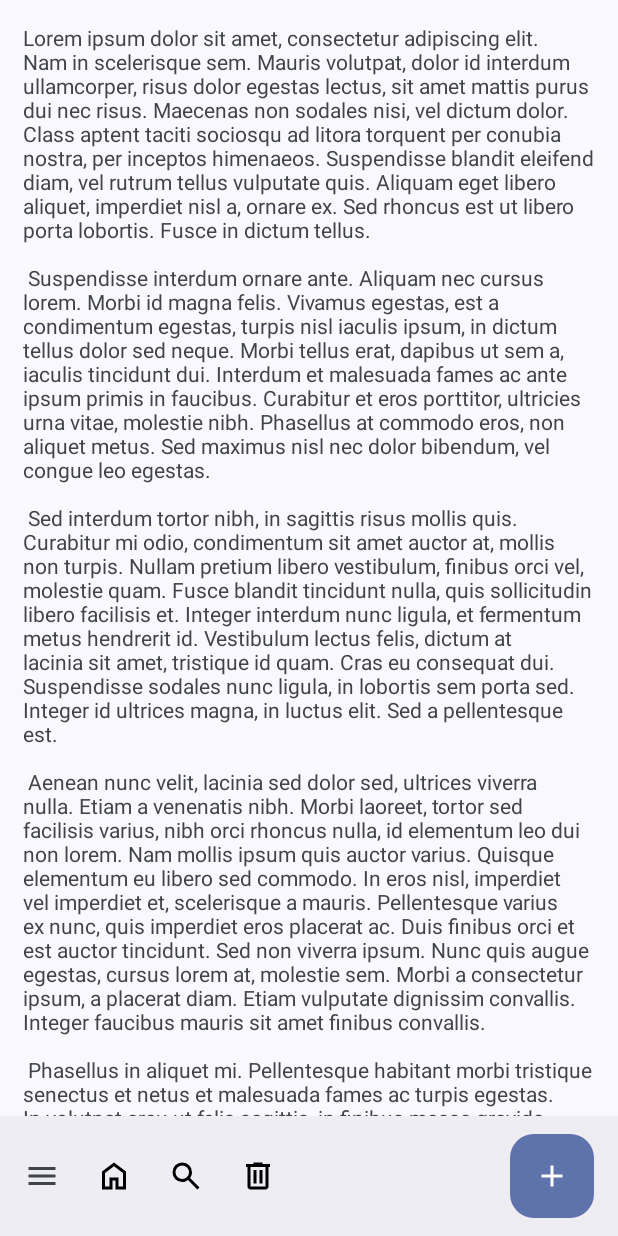
After one commit to Android-Developer-Basic/MDC, an Android app: the BottomAppBarActivity screen opened directly, with no data from a screen before it, on a phone screen of 412 x 824 dp. The commit adds this screen. Run offline under Robolectric (Android 15) with nearby library versions, the phone set to English and light mode, and no system bars.

Commit message:
5. Bottom app bar

```diff
--- a/app/src/main/AndroidManifest.xml
+++ b/app/src/main/AndroidManifest.xml
@@ -20,6 +20,9 @@
                 <category android:name="android.intent.category.LAUNCHER" />
             </intent-filter>
         </activity>
+
+        <activity
+            android:name=".BottomAppBarActivity"
+            android:exported="false" />
     </application>
-
 </manifest>
--- /dev/null
+++ b/app/src/main/java/com/materialdesignguidelines/otus/BottomAppBarActivity.kt
@@ -0,0 +1,54 @@
+package com.materialdesignguidelines.otus
+
+import android.os.Bundle
+import android.widget.Toast
+import androidx.appcompat.app.AppCompatActivity
+import com.google.android.material.bottomappbar.BottomAppBar
+import com.google.android.material.floatingactionbutton.FloatingActionButton
+
+class BottomAppBarActivity : AppCompatActivity() {
+
+    override fun onCreate(savedInstanceState: Bundle?) {
+        super.onCreate(savedInstanceState)
+        setContentView(R.layout.activity_bottom_app_bar)
+
+        setListeners()
+    }
+
+    private fun setListeners() {
+        val bottomAppBar = findViewById<BottomAppBar>(R.id.bottom_app_bar)
+        bottomAppBar.setNavigationOnClickListener {
+            showToast("Drawer")
+        }
+
+        bottomAppBar.setOnMenuItemClickListener { menuItem ->
+            when (menuItem.itemId) {
+                R.id.to_home -> {
+                    showToast("Home")
+                    true
+                }
+
+                R.id.search -> {
+                    showToast("Search")
+                    true
+                }
+
+                R.id.delete -> {
+                    showToast("Delete")
+                    true
+                }
+
+                else -> {
+                    showToast("Else")
+                    true
+                }
+            }
+        }
+
+        findViewById<FloatingActionButton>(R.id.fab).setOnClickListener { showToast("FAB") }
+    }
+
+    private fun showToast(text: String) {
+        Toast.makeText(this, text, Toast.LENGTH_SHORT).show()
+    }
+}
--- a/app/src/main/java/com/materialdesignguidelines/otus/MainActivity.kt
+++ b/app/src/main/java/com/materialdesignguidelines/otus/MainActivity.kt
@@ -1,9 +1,11 @@
 package com.materialdesignguidelines.otus
 
+import android.content.Intent
 import android.os.Bundle
 import android.os.CountDownTimer
 import android.view.View
 import android.view.ViewTreeObserver
+import android.widget.Button
 import androidx.activity.enableEdgeToEdge
 import androidx.appcompat.app.AppCompatActivity
 import androidx.core.view.ViewCompat
@@ -22,6 +24,13 @@ class MainActivity : AppCompatActivity() {
 
         setSplashScreenLoadingParameters()
         setErrorListener()
+        setButtonLogin()
+    }
+
+    private fun setButtonLogin() {
+        findViewById<Button>(R.id.sign_in_button).setOnClickListener {
+            startActivity(Intent(this, BottomAppBarActivity::class.java))
+        }
     }
 
     private fun setErrorListener() {
--- /dev/null
+++ b/app/src/main/res/drawable/ic_add_fab.xml
@@ -0,0 +1,9 @@
+<vector xmlns:android="http://schemas.android.com/apk/res/android"
+    android:width="24dp"
+    android:height="24dp"
+    android:viewportWidth="960"
+    android:viewportHeight="960">
+    <path
+        android:fillColor="#e8eaed"
+        android:pathData="M440,520L200,520v-80h240v-240h80v240h240v80L520,520v240h-80v-240Z" />
+</vector>
--- /dev/null
+++ b/app/src/main/res/drawable/ic_cloud_storage.xml
@@ -0,0 +1,9 @@
+<vector xmlns:android="http://schemas.android.com/apk/res/android"
+    android:width="24dp"
+    android:height="24dp"
+    android:viewportWidth="960"
+    android:viewportHeight="960">
+    <path
+        android:fillColor="#000"
+        android:pathData="M260,800q-92,0 -156,-64T40,580q0,-78 48.5,-137.5T210,366q25,-90 99,-148t171,-58q119,0 199.5,82.5T760,440q75,8 117.5,62T920,619q0,75 -52.5,128T740,800L260,800ZM260,720h480q42,0 71,-29t29,-71q0,-42 -29,-71t-71,-29h-60v-80q0,-83 -58.5,-141.5T480,240q-63,0 -112,34.5T296,363q78,13 131,73.5T480,580h-80q0,-58 -41,-99t-99,-41q-58,0 -99,41t-41,99q0,58 41,99t99,41Z" />
+</vector>
--- /dev/null
+++ b/app/src/main/res/drawable/ic_delete.xml
@@ -0,0 +1,9 @@
+<vector xmlns:android="http://schemas.android.com/apk/res/android"
+    android:width="24dp"
+    android:height="24dp"
+    android:viewportWidth="960"
+    android:viewportHeight="960">
+    <path
+        android:fillColor="#000"
+        android:pathData="M280,840q-33,0 -56.5,-23.5T200,760v-520h-40v-80h200v-40h240v40h200v80h-40v520q0,33 -23.5,56.5T680,840L280,840ZM680,240L280,240v520h400v-520ZM360,680h80v-360h-80v360ZM520,680h80v-360h-80v360ZM280,240v520,-520Z" />
+</vector>
--- /dev/null
+++ b/app/src/main/res/drawable/ic_drawer_menu.xml
@@ -0,0 +1,9 @@
+<vector xmlns:android="http://schemas.android.com/apk/res/android"
+    android:width="24dp"
+    android:height="24dp"
+    android:viewportWidth="960"
+    android:viewportHeight="960">
+    <path
+        android:fillColor="#e8eaed"
+        android:pathData="M120,720v-80h720v80L120,720ZM120,520v-80h720v80L120,520ZM120,320v-80h720v80L120,320Z" />
+</vector>
--- /dev/null
+++ b/app/src/main/res/drawable/ic_filter.xml
@@ -0,0 +1,9 @@
+<vector xmlns:android="http://schemas.android.com/apk/res/android"
+    android:width="24dp"
+    android:height="24dp"
+    android:viewportWidth="960"
+    android:viewportHeight="960">
+    <path
+        android:fillColor="#000"
+        android:pathData="M440,800q-17,0 -28.5,-11.5T400,760v-240L168,224q-15,-20 -4.5,-42t36.5,-22h560q26,0 36.5,22t-4.5,42L560,520v240q0,17 -11.5,28.5T520,800h-80ZM480,492 L678,240L282,240l198,252ZM480,492Z" />
+</vector>
--- /dev/null
+++ b/app/src/main/res/drawable/ic_home.xml
@@ -0,0 +1,9 @@
+<vector xmlns:android="http://schemas.android.com/apk/res/android"
+    android:width="24dp"
+    android:height="24dp"
+    android:viewportWidth="960"
+    android:viewportHeight="960">
+    <path
+        android:fillColor="#000"
+        android:pathData="M240,760h120v-240h240v240h120v-360L480,220 240,400v360ZM160,840v-480l320,-240 320,240v480L520,840v-240h-80v240L160,840ZM480,490Z" />
+</vector>
--- /dev/null
+++ b/app/src/main/res/drawable/ic_search.xml
@@ -0,0 +1,9 @@
+<vector xmlns:android="http://schemas.android.com/apk/res/android"
+    android:width="24dp"
+    android:height="24dp"
+    android:viewportWidth="960"
+    android:viewportHeight="960">
+    <path
+        android:fillColor="#000"
+        android:pathData="M784,840 L532,588q-30,24 -69,38t-83,14q-109,0 -184.5,-75.5T120,380q0,-109 75.5,-184.5T380,120q109,0 184.5,75.5T640,380q0,44 -14,83t-38,69l252,252 -56,56ZM380,560q75,0 127.5,-52.5T560,380q0,-75 -52.5,-127.5T380,200q-75,0 -127.5,52.5T200,380q0,75 52.5,127.5T380,560Z" />
+</vector>
--- /dev/null
+++ b/app/src/main/res/drawable/ic_settings.xml
@@ -0,0 +1,9 @@
+<vector xmlns:android="http://schemas.android.com/apk/res/android"
+    android:width="24dp"
+    android:height="24dp"
+    android:viewportWidth="960"
+    android:viewportHeight="960">
+    <path
+        android:fillColor="#000"
+        android:pathData="m370,880 l-16,-128q-13,-5 -24.5,-12T307,725l-119,50L78,585l103,-78q-1,-7 -1,-13.5v-27q0,-6.5 1,-13.5L78,375l110,-190 119,50q11,-8 23,-15t24,-12l16,-128h220l16,128q13,5 24.5,12t22.5,15l119,-50 110,190 -103,78q1,7 1,13.5v27q0,6.5 -2,13.5l103,78 -110,190 -118,-50q-11,8 -23,15t-24,12L590,880L370,880ZM440,800h79l14,-106q31,-8 57.5,-23.5T639,633l99,41 39,-68 -86,-65q5,-14 7,-29.5t2,-31.5q0,-16 -2,-31.5t-7,-29.5l86,-65 -39,-68 -99,42q-22,-23 -48.5,-38.5T533,266l-13,-106h-79l-14,106q-31,8 -57.5,23.5T321,327l-99,-41 -39,68 86,64q-5,15 -7,30t-2,32q0,16 2,31t7,30l-86,65 39,68 99,-42q22,23 48.5,38.5T427,694l13,106ZM482,620q58,0 99,-41t41,-99q0,-58 -41,-99t-99,-41q-59,0 -99.5,41T342,480q0,58 40.5,99t99.5,41ZM480,480Z" />
+</vector>
--- a/app/src/main/res/drawable/password_icon.xml
+++ b/app/src/main/res/drawable/password_icon.xml
@@ -3,7 +3,7 @@
     android:height="24dp"
     android:viewportWidth="960"
     android:viewportHeight="960">
-  <path
-      android:pathData="M280,720q-100,0 -170,-70T40,480q0,-100 70,-170t170,-70q66,0 121,33t87,87h432v240h-80v120L600,720v-120L488,600q-32,54 -87,87t-121,33ZM280,640q66,0 106,-40.5t48,-79.5h246v120h80v-120h80v-80L434,440q-8,-39 -48,-79.5T280,320q-66,0 -113,47t-47,113q0,66 47,113t113,47ZM280,560q33,0 56.5,-23.5T360,480q0,-33 -23.5,-56.5T280,400q-33,0 -56.5,23.5T200,480q0,33 23.5,56.5T280,560ZM280,480Z"
-      android:fillColor="#e8eaed"/>
+    <path
+        android:fillColor="#e8eaed"
+        android:pathData="M280,720q-100,0 -170,-70T40,480q0,-100 70,-170t170,-70q66,0 121,33t87,87h432v240h-80v120L600,720v-120L488,600q-32,54 -87,87t-121,33ZM280,640q66,0 106,-40.5t48,-79.5h246v120h80v-120h80v-80L434,440q-8,-39 -48,-79.5T280,320q-66,0 -113,47t-47,113q0,66 47,113t113,47ZM280,560q33,0 56.5,-23.5T360,480q0,-33 -23.5,-56.5T280,400q-33,0 -56.5,23.5T200,480q0,33 23.5,56.5T280,560ZM280,480Z" />
 </vector>
--- /dev/null
+++ b/app/src/main/res/layout/activity_bottom_app_bar.xml
@@ -0,0 +1,46 @@
+<?xml version="1.0" encoding="utf-8"?>
+<androidx.coordinatorlayout.widget.CoordinatorLayout
+    xmlns:android="http://schemas.android.com/apk/res/android"
+    xmlns:app="http://schemas.android.com/apk/res-auto"
+    xmlns:tools="http://schemas.android.com/tools"
+    android:layout_width="match_parent"
+    android:layout_height="match_parent"
+    android:fitsSystemWindows="true"
+    tools:context=".BottomAppBarActivity"
+    >
+
+    <androidx.core.widget.NestedScrollView
+        android:layout_width="match_parent"
+        android:layout_height="match_parent"
+        android:clipToPadding="false"
+        android:paddingBottom="?android:attr/actionBarSize"
+        >
+
+        <TextView
+            android:layout_width="match_parent"
+            android:layout_height="match_parent"
+            android:layout_margin="@dimen/margin_15"
+            android:text="@string/lorem_ipsum"
+            />
+    </androidx.core.widget.NestedScrollView>
+
+    <com.google.android.material.bottomappbar.BottomAppBar
+        android:id="@+id/bottom_app_bar"
+        style="@style/Widget.Material3.BottomAppBar"
+        android:layout_width="match_parent"
+        android:layout_height="wrap_content"
+        android:layout_gravity="bottom"
+        app:hideOnScroll="true"
+        app:menu="@menu/menu"
+        app:navigationIcon="@drawable/ic_drawer_menu"
+        />
+
+    <com.google.android.material.floatingactionbutton.FloatingActionButton
+        android:id="@+id/fab"
+        android:layout_width="wrap_content"
+        android:layout_height="wrap_content"
+        android:contentDescription="@string/mail_fab"
+        app:layout_anchor="@id/bottom_app_bar"
+        app:srcCompat="@drawable/ic_add_fab"
+        />
+</androidx.coordinatorlayout.widget.CoordinatorLayout>
--- a/app/src/main/res/layout/activity_main.xml
+++ b/app/src/main/res/layout/activity_main.xml
@@ -93,6 +93,7 @@
     </com.google.android.material.textfield.TextInputLayout>
 
     <com.google.android.material.button.MaterialButton
+        android:id="@+id/sign_in_button"
         android:layout_width="match_parent"
         android:layout_height="wrap_content"
         android:layout_margin="@dimen/margin_15"
--- /dev/null
+++ b/app/src/main/res/menu/menu.xml
@@ -0,0 +1,45 @@
+<?xml version="1.0" encoding="utf-8"?>
+<menu xmlns:android="http://schemas.android.com/apk/res/android"
+    xmlns:app="http://schemas.android.com/apk/res-auto">
+    <item
+        android:id="@+id/to_home"
+        android:contentDescription="@string/to_main_screen_content_description"
+        android:icon="@drawable/ic_home"
+        android:title="@string/to_main_screen"
+        app:showAsAction="ifRoom" />
+
+    <item
+        android:id="@+id/search"
+        android:contentDescription="@string/search_content_description"
+        android:icon="@drawable/ic_search"
+        android:title="@string/search"
+        app:showAsAction="ifRoom" />
+
+    <item
+        android:id="@+id/delete"
+        android:contentDescription="@string/delete_text_content_description"
+        android:icon="@drawable/ic_delete"
+        android:title="@string/delete_text"
+        app:showAsAction="ifRoom" />
+
+ <!--   <item
+        android:id="@+id/filter"
+        android:contentDescription="@string/filter_text_content_description"
+        android:icon="@drawable/ic_filter"
+        android:title="@string/filter"
+        app:showAsAction="ifRoom" />
+
+    <item
+        android:id="@+id/cloud_storage"
+        android:contentDescription="@string/to_cloud_storage_content_description"
+        android:icon="@drawable/ic_delete"
+        android:title="@string/to_cloud_storage"
+        app:showAsAction="ifRoom" />
+
+    <item
+        android:id="@+id/settings"
+        android:contentDescription="@string/settings_content_description"
+        android:icon="@drawable/ic_delete"
+        android:title="@string/settings"
+        app:showAsAction="ifRoom" />-->
+</menu>
--- a/app/src/main/res/values/strings.xml
+++ b/app/src/main/res/values/strings.xml
@@ -9,4 +9,58 @@
     <string name="give_us_your_thoughts_hint">Give us your thoughts</string>
     <string name="no_more_than_10_symbols_helper_text">No more than 10 symbols</string>
     <string name="incorrect_password_error">Incorrect password</string>
+    <!-- Strings used for fragments for navigation -->
+    <string name="first_fragment_label">First Fragment</string>
+    <string name="second_fragment_label">Second Fragment</string>
+    <string name="next">Next</string>
+    <string name="previous">Previous</string>
+    <string name="lorem_ipsum">
+        Lorem ipsum dolor sit amet, consectetur adipiscing elit. Nam in scelerisque sem. Mauris
+        volutpat, dolor id interdum ullamcorper, risus dolor egestas lectus, sit amet mattis purus
+        dui nec risus. Maecenas non sodales nisi, vel dictum dolor. Class aptent taciti sociosqu ad
+        litora torquent per conubia nostra, per inceptos himenaeos. Suspendisse blandit eleifend
+        diam, vel rutrum tellus vulputate quis. Aliquam eget libero aliquet, imperdiet nisl a,
+        ornare ex. Sed rhoncus est ut libero porta lobortis. Fusce in dictum tellus.\n\n
+        Suspendisse interdum ornare ante. Aliquam nec cursus lorem. Morbi id magna felis. Vivamus
+        egestas, est a condimentum egestas, turpis nisl iaculis ipsum, in dictum tellus dolor sed
+        neque. Morbi tellus erat, dapibus ut sem a, iaculis tincidunt dui. Interdum et malesuada
+        fames ac ante ipsum primis in faucibus. Curabitur et eros porttitor, ultricies urna vitae,
+        molestie nibh. Phasellus at commodo eros, non aliquet metus. Sed maximus nisl nec dolor
+        bibendum, vel congue leo egestas.\n\n
+        Sed interdum tortor nibh, in sagittis risus mollis quis. Curabitur mi odio, condimentum sit
+        amet auctor at, mollis non turpis. Nullam pretium libero vestibulum, finibus orci vel,
+        molestie quam. Fusce blandit tincidunt nulla, quis sollicitudin libero facilisis et. Integer
+        interdum nunc ligula, et fermentum metus hendrerit id. Vestibulum lectus felis, dictum at
+        lacinia sit amet, tristique id quam. Cras eu consequat dui. Suspendisse sodales nunc ligula,
+        in lobortis sem porta sed. Integer id ultrices magna, in luctus elit. Sed a pellentesque
+        est.\n\n
+        Aenean nunc velit, lacinia sed dolor sed, ultrices viverra nulla. Etiam a venenatis nibh.
+        Morbi laoreet, tortor sed facilisis varius, nibh orci rhoncus nulla, id elementum leo dui
+        non lorem. Nam mollis ipsum quis auctor varius. Quisque elementum eu libero sed commodo. In
+        eros nisl, imperdiet vel imperdiet et, scelerisque a mauris. Pellentesque varius ex nunc,
+        quis imperdiet eros placerat ac. Duis finibus orci et est auctor tincidunt. Sed non viverra
+        ipsum. Nunc quis augue egestas, cursus lorem at, molestie sem. Morbi a consectetur ipsum, a
+        placerat diam. Etiam vulputate dignissim convallis. Integer faucibus mauris sit amet finibus
+        convallis.\n\n
+        Phasellus in aliquet mi. Pellentesque habitant morbi tristique senectus et netus et
+        malesuada fames ac turpis egestas. In volutpat arcu ut felis sagittis, in finibus massa
+        gravida. Pellentesque id tellus orci. Integer dictum, lorem sed efficitur ullamcorper,
+        libero justo consectetur ipsum, in mollis nisl ex sed nisl. Donec maximus ullamcorper
+        sodales. Praesent bibendum rhoncus tellus nec feugiat. In a ornare nulla. Donec rhoncus
+        libero vel nunc consequat, quis tincidunt nisl eleifend. Cras bibendum enim a justo luctus
+        vestibulum. Fusce dictum libero quis erat maximus, vitae volutpat diam dignissim.
+    </string>
+    <string name="mail_fab">mail_FAB</string>
+    <string name="to_main_screen_content_description">To main screen</string>
+    <string name="to_main_screen">To main screen</string>
+    <string name="search_content_description">Search content</string>
+    <string name="search">Search</string>
+    <string name="delete_text_content_description">Delete text</string>
+    <string name="delete_text">Delete text</string>
+    <string name="filter_text_content_description">Filter text</string>
+    <string name="filter">Filter</string>
+    <string name="to_cloud_storage_content_description">To cloud storage</string>
+    <string name="to_cloud_storage">To cloud storage</string>
+    <string name="settings_content_description">Settings</string>
+    <string name="settings">Settings</string>
 </resources>
```
